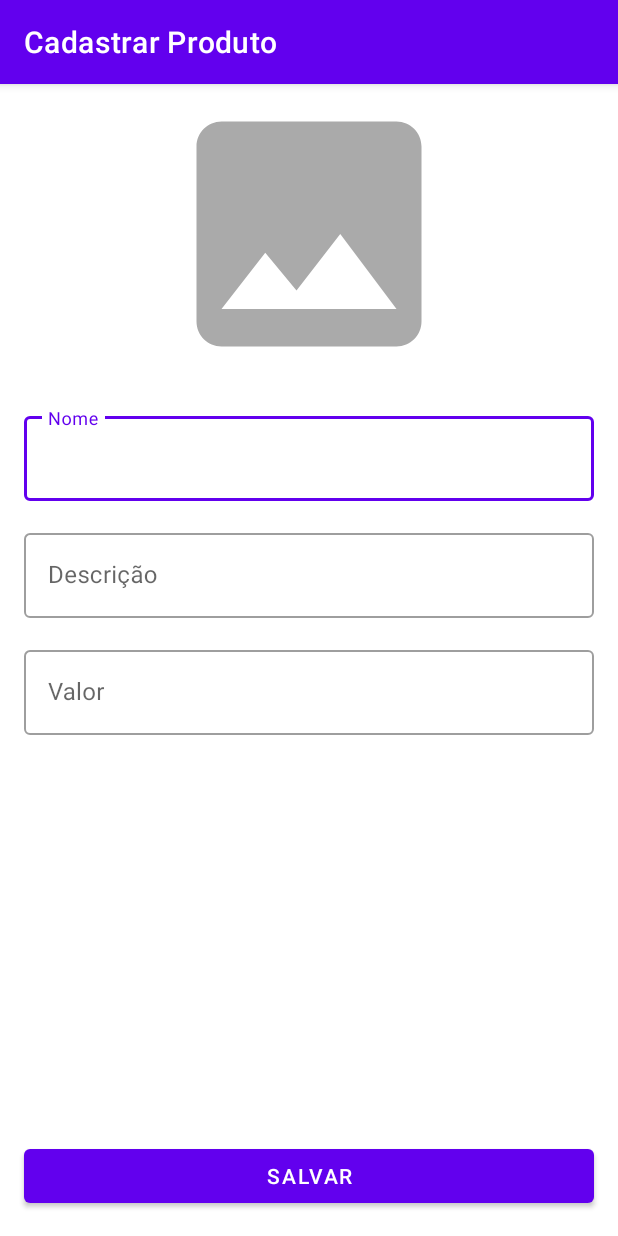
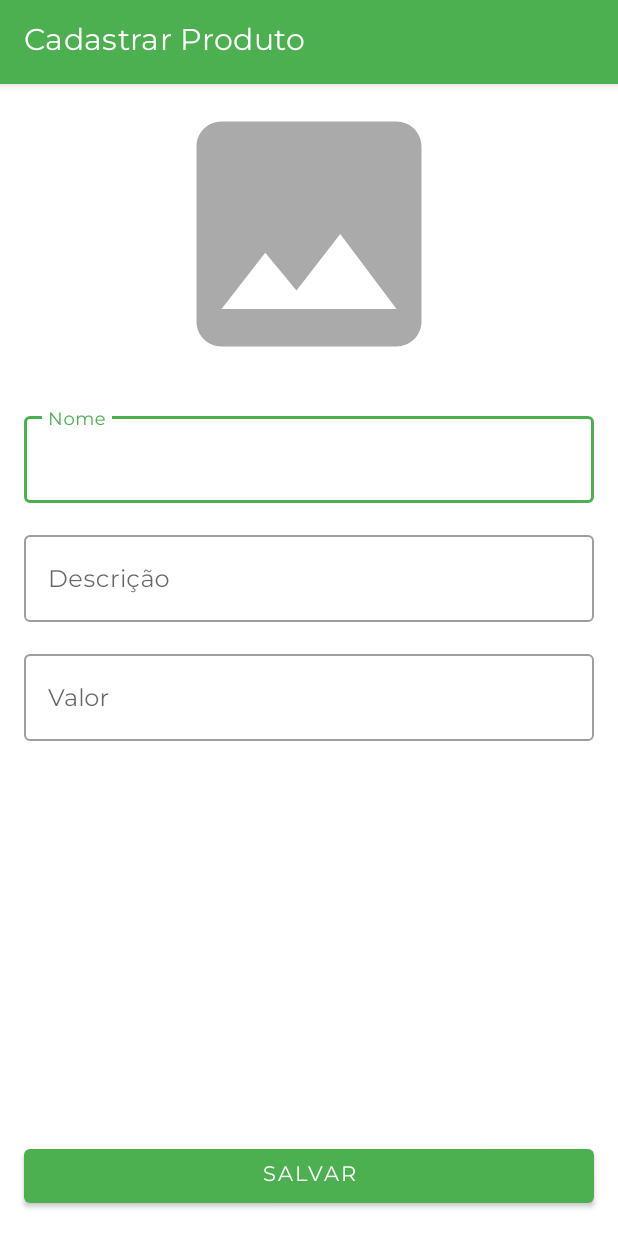
Before and after one commit to cailloutr/alura-kotlin-project-orgs, an Android app: the screen it shows after launch (FormularioProdutoActivity), after a tap on "NOVO PRODUTO", on a phone screen of 412 x 824 dp. Run offline under Robolectric (Android 15) with nearby library versions, the phone set to English and light mode, and no system bars.

Commit message:
Refatoração e alterações no tema

```diff
--- a/app/src/main/java/com/example/orgs/dao/ProdutoDao.kt
+++ b/app/src/main/java/com/example/orgs/dao/ProdutoDao.kt
@@ -14,7 +14,7 @@ class ProdutoDao {
     }
 
     companion object {
-        val listaDeProdutos = mutableListOf<Produto>(
+        val listaDeProdutos = mutableListOf(
             Produto(
                 noma = "Salada de Frutas",
                 descricao = "Mamão, banana, ovo",
--- a/app/src/main/res/values-night/themes.xml
+++ b/app/src/main/res/values-night/themes.xml
@@ -1,13 +1,13 @@
-<resources xmlns:tools="http://schemas.android.com/tools">
+<resources>
     <!-- Base application theme. -->
     <style name="Theme.Orgs" parent="Theme.MaterialComponents.DayNight.DarkActionBar">
         <!-- Primary brand color. -->
-        <item name="colorPrimary">@color/purple_200</item>
-        <item name="colorPrimaryVariant">@color/purple_700</item>
+        <item name="colorPrimary">@color/colorPrimary</item>
+        <item name="colorPrimaryVariant">@color/colorPrimaryVariant</item>
         <item name="colorOnPrimary">@color/black</item>
         <!-- Secondary brand color. -->
-        <item name="colorSecondary">@color/teal_200</item>
-        <item name="colorSecondaryVariant">@color/teal_200</item>
+        <item name="colorSecondary">@color/colorSecondary</item>
+        <item name="colorSecondaryVariant">@color/colorSecondaryVariant</item>
         <item name="colorOnSecondary">@color/black</item>
         <!-- Status bar color. -->
         <item name="android:statusBarColor">?attr/colorPrimaryVariant</item>
--- a/app/src/main/res/values/colors.xml
+++ b/app/src/main/res/values/colors.xml
@@ -1,10 +1,14 @@
 <?xml version="1.0" encoding="utf-8"?>
 <resources>
-    <color name="purple_200">#FFBB86FC</color>
-    <color name="purple_500">#FF6200EE</color>
-    <color name="purple_700">#FF3700B3</color>
-    <color name="teal_200">#FF03DAC5</color>
-    <color name="teal_700">#FF018786</color>
+    <color name="colorPrimary">#4CAF50</color>
+    <color name="colorPrimaryVariant">#00701a</color>
+    <color name="colorOnPrimary">#ffffff</color>
+
+
+    <color name="colorSecondary">#43a047</color>
+    <color name="colorSecondaryVariant">#76d275</color>
+    <color name="colorOnSecondary">#ffffff</color>
+
     <color name="black">#FF000000</color>
     <color name="white">#FFFFFFFF</color>
 </resources>
--- a/app/src/main/res/values/themes.xml
+++ b/app/src/main/res/values/themes.xml
@@ -1,16 +1,18 @@
-<resources xmlns:tools="http://schemas.android.com/tools">
+<resources>
     <!-- Base application theme. -->
     <style name="Theme.Orgs" parent="Theme.MaterialComponents.DayNight.DarkActionBar">
         <!-- Primary brand color. -->
-        <item name="colorPrimary">@color/purple_500</item>
-        <item name="colorPrimaryVariant">@color/purple_700</item>
-        <item name="colorOnPrimary">@color/white</item>
+        <item name="colorPrimary">@color/colorPrimary</item>
+        <item name="colorPrimaryVariant">@color/colorPrimaryVariant</item>
+        <item name="colorOnPrimary">@color/colorOnPrimary</item>
         <!-- Secondary brand color. -->
-        <item name="colorSecondary">@color/teal_200</item>
-        <item name="colorSecondaryVariant">@color/teal_700</item>
-        <item name="colorOnSecondary">@color/black</item>
+        <item name="colorSecondary">@color/colorSecondary</item>
+        <item name="colorSecondaryVariant">@color/colorSecondaryVariant</item>
+        <item name="colorOnSecondary">@color/colorOnSecondary</item>
         <!-- Status bar color. -->
         <item name="android:statusBarColor">?attr/colorPrimaryVariant</item>
         <!-- Customize your theme here. -->
+
+        <item name="fontFamily">@font/montserrat</item>
     </style>
 </resources>
```
